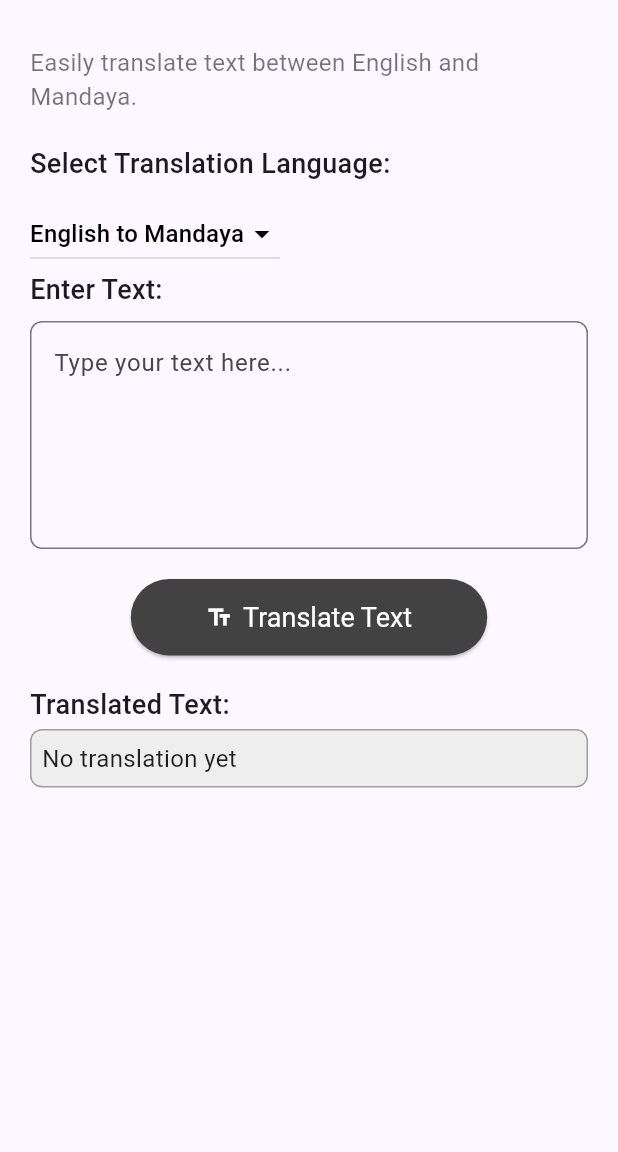
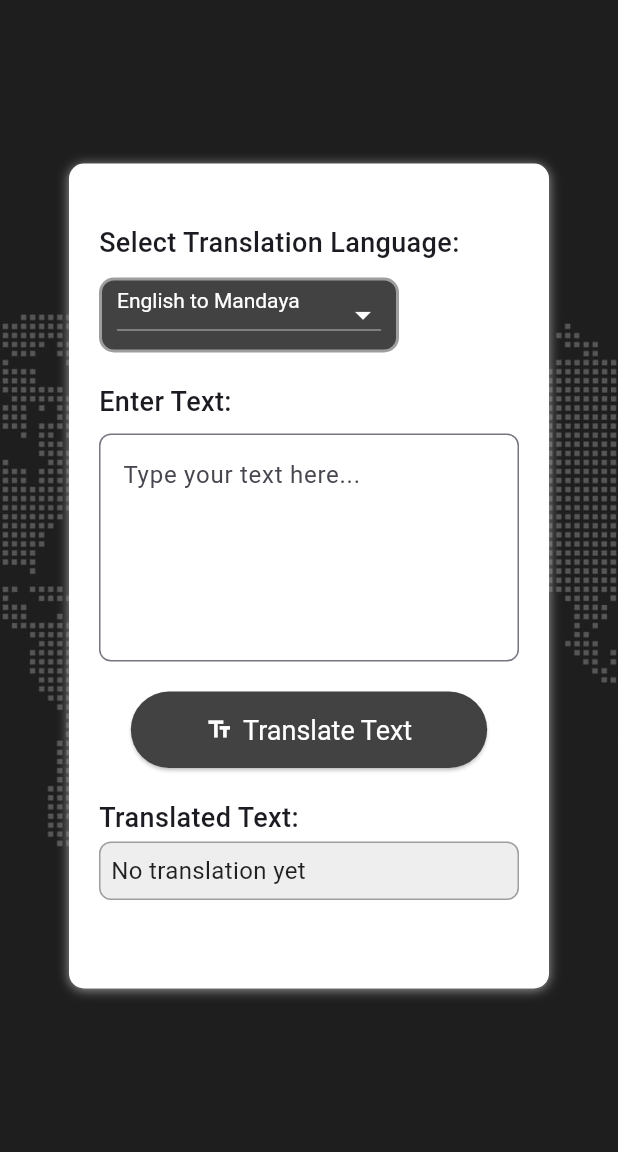
Before and after one commit to WenDEVLIFE/TranslatorApp, a Flutter app: the TextTranslatorPage screen opened by its route, on a phone screen of 412 x 824 dp, the part 84-1236 px from its top. Run offline on Flutter 3.47's test engine with Material 3 defaults, Android fonts, the light colour scheme and no system bars; our stand-ins replace cloud_firestore, curved_navigation_bar, firebase_core, fluttertoast, permission_handler, speech_to_text and 1 more; missing offline and left inert: flutter_speech; accounts and stored records are empty.

Commit message:
revise the backround from color to image 👌

```diff
--- a/lib/pages/text_translator_page.dart
+++ b/lib/pages/text_translator_page.dart
@@ -100,21 +100,35 @@ class _TextTranslatorPageState extends State<TextTranslatorPage> {
           'Text Translator',
           style: TextStyle(color: Colors.white), // Clear, professional text color
         ),
-        backgroundColor: Colors.grey[800], // Light gra
+        backgroundColor: Colors.grey[800], // Light gray background
       ),
-      body: SingleChildScrollView(
+      body: Container(
+        decoration: const BoxDecoration(
+          image: DecorationImage(
+            image: AssetImage('assets/images/map.jpg'),
+            fit: BoxFit.cover,
+          ),
+        ),
+        child: Center(
+          child: Container(
+            width: 320,
+            height: 550,
+            decoration: const BoxDecoration(
+              color: Colors.white,
+              borderRadius: BorderRadius.all(Radius.circular(10)),
+              boxShadow: [
+                BoxShadow(
+                  color: Colors.grey,
+                  offset: Offset(0.0, 1.0),
+                  blurRadius: 6.0,
+                ),
+              ],
+            ),
+            child: SingleChildScrollView(
               padding: const EdgeInsets.all(20.0),
               child: Column(
                 crossAxisAlignment: CrossAxisAlignment.start,
                 children: <Widget>[
-            const SizedBox(height: 10),
-            const Text(
-              'Easily translate text between English and Mandaya.',
-              style: TextStyle(
-                fontSize: 16,
-                color: Colors.black54,
-              ),
-            ),
                   const SizedBox(height: 20), // Adjusted space here
 
                   // Dropdown for Source Language
@@ -126,17 +140,28 @@ class _TextTranslatorPageState extends State<TextTranslatorPage> {
                     ),
                   ),
                   const SizedBox(height: 10),
-            DropdownButton<String>(
+                  Container(
+                    width: 200,
+                    height: 50,
+                    decoration: BoxDecoration(
+                      color: Colors.grey[800],
+                      border: Border.all(color: Colors.grey, width: 2),
+                      borderRadius: BorderRadius.circular(10),
+                    ),
+                    padding: const EdgeInsets.symmetric(horizontal: 10, vertical: 5),
+                    child: Theme(
+                      data: Theme.of(context).copyWith(
+                        canvasColor: Colors.grey[800], // Set dropdown background color to black
+                      ),
+                      child: DropdownButton<String>(
                         value: _selectedLanguage,
-              items: <String>[
-                'English to Mandaya',
-                'Mandaya to English',
-              ].map<DropdownMenuItem<String>>((String value) {
+                        items: <String>['English to Mandaya', 'Mandaya to English']
+                            .map<DropdownMenuItem<String>>((String value) {
                           return DropdownMenuItem<String>(
                             value: value,
                             child: Text(
                               value,
-                    style: const TextStyle(color: Colors.black),
+                              style: const TextStyle(color: Colors.white), // Change text color here
                             ),
                           );
                         }).toList(),
@@ -152,9 +177,24 @@ class _TextTranslatorPageState extends State<TextTranslatorPage> {
                             }
                           });
                         },
-              dropdownColor: Colors.white,
-              iconEnabledColor: Colors.black,
+                        dropdownColor: Colors.grey[800], // Set dropdown background color to black
+                        iconEnabledColor: Colors.white,
+                        style: const TextStyle(color: Colors.white), // Change text color here
+                        selectedItemBuilder: (BuildContext context) {
+                          return <String>['English to Mandaya', 'Mandaya to English']
+                              .map<Widget>((String value) {
+                            return Text(
+                              value,
+                              style: const TextStyle(color: Colors.white), // Change selected item text color to white
+                            );
+                          }).toList();
+                        },
+                        isExpanded: true, // Ensure the dropdown button is expanded
+                        alignment: Alignment.bottomLeft, // Align the text to the left
                       ),
+                    ),
+                  ),
+                  const SizedBox(height: 20),
 
                   // Text input for translation
                   const Text(
@@ -183,7 +223,7 @@ class _TextTranslatorPageState extends State<TextTranslatorPage> {
                     child: ElevatedButton.icon(
                       onPressed: _translateText,
                       style: ElevatedButton.styleFrom(
-                  backgroundColor: Colors.grey[800], // Light gra
+                        backgroundColor: Colors.grey[800], // Light gray background
                         padding: const EdgeInsets.symmetric(horizontal: 50, vertical: 15),
                         textStyle: const TextStyle(fontSize: 18),
                       ),
@@ -218,7 +258,11 @@ class _TextTranslatorPageState extends State<TextTranslatorPage> {
                       style: const TextStyle(fontSize: 16, color: Colors.black87),
                     ),
                   ),
+                  const SizedBox(height: 20), // Adjusted space after translated text
                 ],
+              ),
+            ),
+          ),
         ),
       ),
     );
```
Lines whose indentation alone changed are shown as unchanged.
